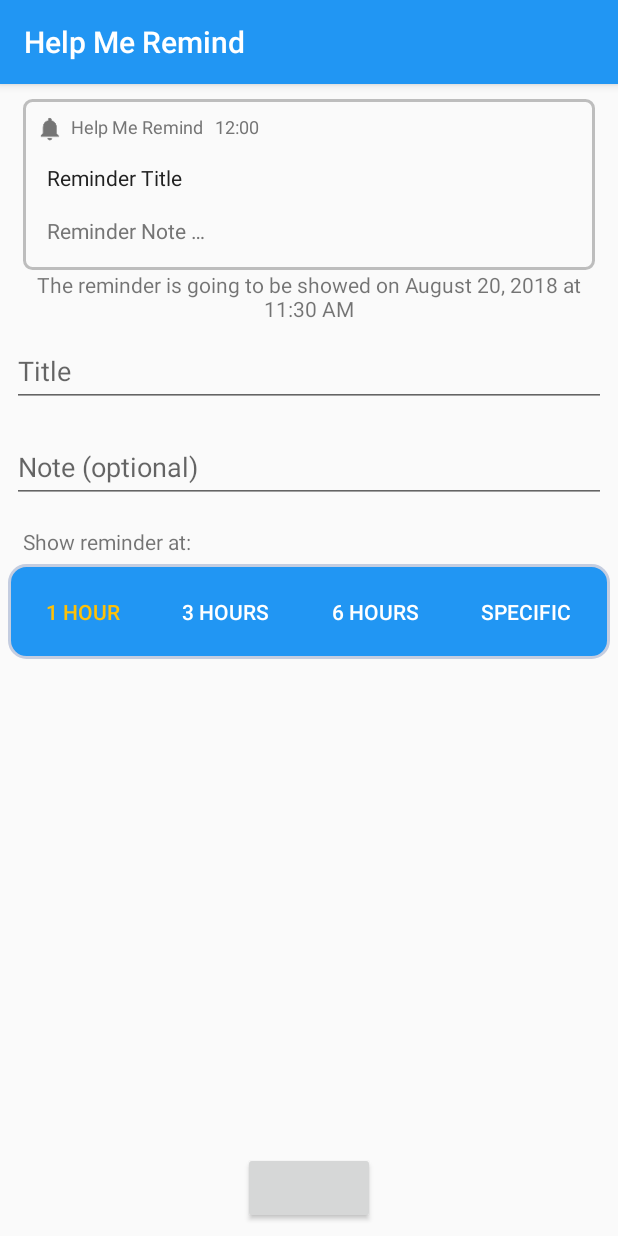
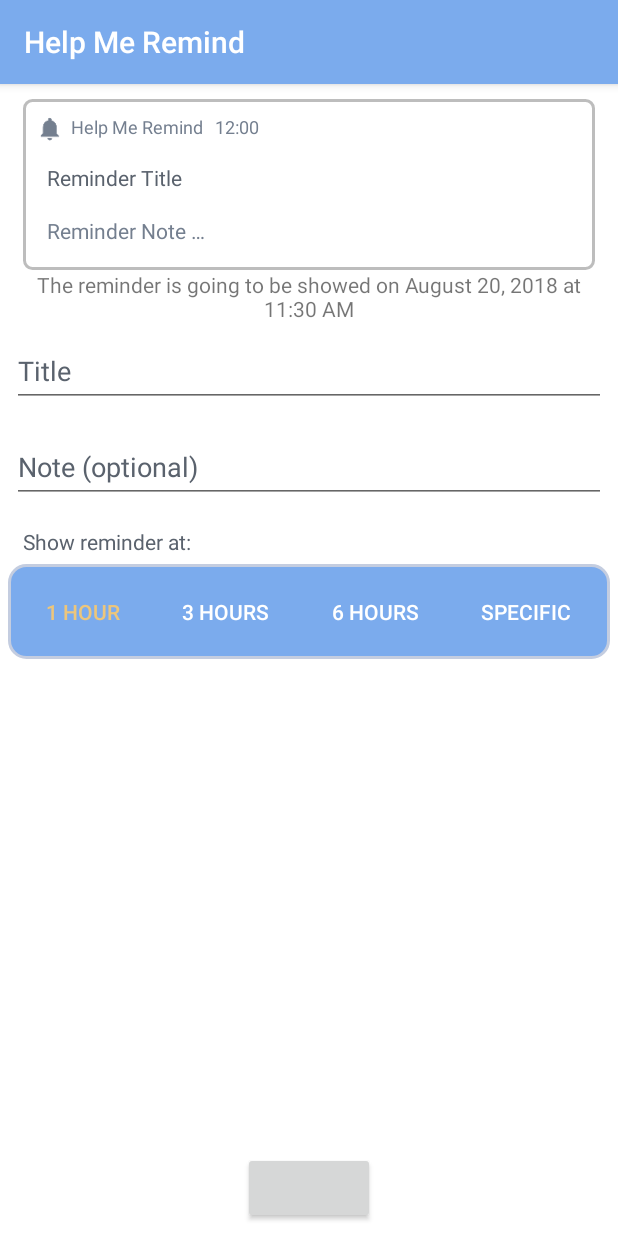
Before and after one commit to RoamerSoft/HelpMeRemind, an Android app: the screen it shows after launch (MainActivity), after a tap on "1 HOUR", on a phone screen of 412 x 824 dp. Run offline under Robolectric (Android 15) with nearby library versions, the phone set to English and light mode, and no system bars; libraries missing offline, so code that uses them is left out: ru.dimorinny.floatingtextbutton; plain views replace FloatingTextButton; 2 statements that could not run were skipped.

Commit message:
Added reschedule after reboot function and chanced app color scheme.

```diff
--- a/app/src/main/java/com/roamersoft/helpmeremind/MainActivity.java
+++ b/app/src/main/java/com/roamersoft/helpmeremind/MainActivity.java
@@ -8,12 +8,15 @@ import android.support.design.widget.TextInputLayout;
 import android.support.v7.app.AppCompatActivity;
 import android.view.Gravity;
 import android.view.View;
+import android.view.Window;
 import android.widget.Button;
 import android.widget.TextView;
 import android.widget.Toast;
 
-import com.roamersoft.helpmeremind.tasks.SaveReminderParams;
-import com.roamersoft.helpmeremind.tasks.SaveReminderTask;
+import com.roamersoft.helpmeremind.aSyncTasks.SaveReminderParams;
+import com.roamersoft.helpmeremind.aSyncTasks.SaveReminderTask;
+import com.roamersoft.helpmeremind.fragments.DatePickerFragment;
+import com.roamersoft.helpmeremind.fragments.TimePickerFragment;
 
 import java.text.ParseException;
 import java.text.SimpleDateFormat;
@@ -85,7 +88,10 @@ public class MainActivity extends AppCompatActivity implements DatePickerFragmen
         outState.putString(LIFECYCLE_CALLBACKS_REMINDER_TITLE_KEY, this.mReminderTitle.getEditText().getText().toString());
         outState.putString(LIFECYCLE_CALLBACKS_REMINDER_TEXT_KEY, this.mReminderText.getEditText().getText().toString());
         outState.putString(LIFECYCLE_CALLBACKS_REMINDER_INFO_KEY, this.mReminderInfoTextView.getText().toString());
-        outState.putLong(LIFECYCLE_CALLBACKS_DATE_TIME__KEY, this.mDateAndTime.getTime());
+
+        if (this.mDateAndTime != null){
+            outState.putLong(LIFECYCLE_CALLBACKS_DATE_TIME__KEY, this.mDateAndTime.getTime());
+        }
     }
 
     /**
@@ -156,7 +162,7 @@ public class MainActivity extends AppCompatActivity implements DatePickerFragmen
         otherButton.setTextColor(getResources().getColor(R.color.colorTextAndIcons));
 
         Button button = (Button) v;
-        button.setTextColor(getResources().getColor(R.color.colorAccent));
+        button.setTextColor(getResources().getColor(R.color.pressedButton));
     }
 
     /**
--- a/app/src/main/java/com/roamersoft/helpmeremind/ReminderNotification.java
+++ b/app/src/main/java/com/roamersoft/helpmeremind/ReminderNotification.java
@@ -4,12 +4,14 @@ import android.app.AlarmManager;
 import android.app.NotificationChannel;
 import android.app.NotificationManager;
 import android.app.PendingIntent;
-import android.arch.persistence.room.Room;
 import android.content.Context;
 import android.content.Intent;
 import android.os.Build;
 import android.support.v4.app.NotificationCompat;
 import android.support.v4.app.NotificationManagerCompat;
+
+import com.roamersoft.helpmeremind.broadcastReceivers.AlarmReceiver;
+import com.roamersoft.helpmeremind.models.Alarm;
 
 import java.util.Date;
 import java.util.UUID;
--- a/app/src/main/java/com/roamersoft/helpmeremind/tasks/DeleteReminderParams.java
+++ b/app/src/main/java/com/roamersoft/helpmeremind/aSyncTasks/DeleteReminderParams.java
@@ -1,4 +1,4 @@
-package com.roamersoft.helpmeremind.tasks;
+package com.roamersoft.helpmeremind.aSyncTasks;
 
 import android.content.Context;
 
--- a/app/src/main/java/com/roamersoft/helpmeremind/tasks/SaveReminderParams.java
+++ b/app/src/main/java/com/roamersoft/helpmeremind/aSyncTasks/SaveReminderParams.java
@@ -1,4 +1,4 @@
-package com.roamersoft.helpmeremind.tasks;
+package com.roamersoft.helpmeremind.aSyncTasks;
 
 import android.content.Context;
 
--- a/app/src/main/java/com/roamersoft/helpmeremind/tasks/SaveReminderWrapper.java
+++ b/app/src/main/java/com/roamersoft/helpmeremind/aSyncTasks/SaveReminderWrapper.java
@@ -1,8 +1,8 @@
-package com.roamersoft.helpmeremind.tasks;
+package com.roamersoft.helpmeremind.aSyncTasks;
 
 import android.content.Context;
 
-import com.roamersoft.helpmeremind.Alarm;
+import com.roamersoft.helpmeremind.models.Alarm;
 
 public class SaveReminderWrapper {
     public Context sContext;
--- a/app/src/main/java/com/roamersoft/helpmeremind/AlarmDao.java
+++ b/app/src/main/java/com/roamersoft/helpmeremind/database/AlarmDao.java
@@ -1,9 +1,11 @@
-package com.roamersoft.helpmeremind;
+package com.roamersoft.helpmeremind.database;
 
 import android.arch.persistence.room.Dao;
 import android.arch.persistence.room.Delete;
 import android.arch.persistence.room.Insert;
 import android.arch.persistence.room.Query;
+
+import com.roamersoft.helpmeremind.models.Alarm;
 
 import java.util.List;
 
--- a/app/src/main/java/com/roamersoft/helpmeremind/AppDatabase.java
+++ b/app/src/main/java/com/roamersoft/helpmeremind/database/AppDatabase.java
@@ -1,7 +1,9 @@
-package com.roamersoft.helpmeremind;
+package com.roamersoft.helpmeremind.database;
 
 import android.arch.persistence.room.Database;
 import android.arch.persistence.room.RoomDatabase;
+
+import com.roamersoft.helpmeremind.models.Alarm;
 
 @Database(entities = {Alarm.class}, version = 1)
 public abstract class AppDatabase extends RoomDatabase {
--- a/app/src/main/java/com/roamersoft/helpmeremind/DatePickerFragment.java
+++ b/app/src/main/java/com/roamersoft/helpmeremind/fragments/DatePickerFragment.java
@@ -1,4 +1,4 @@
-package com.roamersoft.helpmeremind;
+package com.roamersoft.helpmeremind.fragments;
 
 import android.app.Activity;
 import android.app.DatePickerDialog;
--- a/app/src/main/java/com/roamersoft/helpmeremind/TimePickerFragment.java
+++ b/app/src/main/java/com/roamersoft/helpmeremind/fragments/TimePickerFragment.java
@@ -1,4 +1,4 @@
-package com.roamersoft.helpmeremind;
+package com.roamersoft.helpmeremind.fragments;
 
 import android.app.Activity;
 import android.app.DatePickerDialog;
--- a/app/src/main/res/layout/activity_main.xml
+++ b/app/src/main/res/layout/activity_main.xml
@@ -101,7 +101,8 @@
         android:layout_marginStart="8dp"
         app:layout_constraintEnd_toEndOf="parent"
         app:layout_constraintStart_toStartOf="parent"
-        app:layout_constraintTop_toBottomOf="@+id/reminder_info">
+        app:layout_constraintTop_toBottomOf="@+id/reminder_info"
+        android:textColorHint="@color/colorTextPrimary">
 
         <android.support.design.widget.TextInputEditText
             android:layout_width="match_parent"
@@ -119,7 +120,8 @@
         app:layout_constraintEnd_toEndOf="parent"
         app:layout_constraintHorizontal_bias="0.0"
         app:layout_constraintStart_toStartOf="parent"
-        app:layout_constraintTop_toBottomOf="@+id/reminder_input_title">
+        app:layout_constraintTop_toBottomOf="@+id/reminder_input_title"
+        android:textColorHint="@color/colorTextPrimary" >
 
         <android.support.design.widget.TextInputEditText
             android:layout_width="match_parent"
@@ -129,6 +131,7 @@
 
     <TextView
         android:id="@+id/button_bar_title"
+        android:textColor="@color/colorTextPrimary"
         android:layout_width="match_parent"
         android:layout_height="0dp"
         android:layout_marginEnd="15dp"
--- a/app/src/main/res/values/colors.xml
+++ b/app/src/main/res/values/colors.xml
@@ -1,11 +1,13 @@
 <?xml version="1.0" encoding="utf-8"?>
 <resources>
-    <color name="colorPrimary">#2196F3</color>
-    <color name="colorPrimaryDark">#1976D2</color>
-    <color name="colorPrimaryLight">#BBDEFB</color>
-    <color name="colorAccent">#FFC107</color>
+    <color name="colorPrimaryDark">#6186BA</color>
+    <color name="colorPrimaryLight">#C5D7F0</color>
+    <color name="colorPrimary">#7BABED</color>
+    <color name="colorAccent">#6186BA</color>
     <color name="colorTextAndIcons">#FFFFFF</color>
-    <color name="colorTextPrimary">#212121</color>
-    <color name="colorTextSecondary">#757575</color>
+    <color name="colorTextPrimary">#5A626D</color>
+    <color name="colorTextSecondary">#747F8F</color>
     <color name="colorDivider">#BDBDBD</color>
+    <color name="activityBackground">#FFFFFF</color>
+    <color name="pressedButton">#EDC67B</color>
 </resources>
--- a/app/src/main/res/values/styles.xml
+++ b/app/src/main/res/values/styles.xml
@@ -6,6 +6,11 @@
         <item name="colorPrimary">@color/colorPrimary</item>
         <item name="colorPrimaryDark">@color/colorPrimaryDark</item>
         <item name="colorAccent">@color/colorAccent</item>
+        <item name="actionBarStyle">@style/MyActionBar</item>
+        <item name="android:windowBackground">@color/activityBackground</item>
+
+        <item name="colorControlActivated">@color/colorPrimaryDark</item>
+        <item name="colorControlHighlight">@color/colorPrimaryDark</item>
     </style>
 
     <style name="FullWidthEditText" parent="Widget.AppCompat.EditText">
@@ -14,4 +19,12 @@
         <item name="android:textSize">@dimen/abc_text_size_subhead_material</item>
     </style>
 
+    <style name="MyActionBar" parent="@style/Widget.AppCompat.ActionBar.Solid">
+        <item name="titleTextStyle">@style/MyTitleTextStyle</item>
+    </style>
+
+    <style name="MyTitleTextStyle" parent="@style/TextAppearance.AppCompat.Widget.ActionBar.Title">
+        <item name="android:textColor">@color/colorTextAndIcons</item>
+    </style>
+
 </resources>
```
Also changed, not shown: app/src/main/AndroidManifest.xml (+7 -1 lines), app/src/main/java/com/roamersoft/helpmeremind/aSyncTasks/DeleteReminderTask.java (renamed from app/src/main/java/com/roamersoft/helpmeremind/tasks/DeleteReminderTask.java, +8 -2 lines), app/src/main/java/com/roamersoft/helpmeremind/aSyncTasks/RescheduleAllRemindersTask.java (added, +35 -0 lines), app/src/main/java/com/roamersoft/helpmeremind/aSyncTasks/SaveReminderTask.java (renamed from app/src/main/java/com/roamersoft/helpmeremind/tasks/SaveReminderTask.java, +9 -3 lines), app/src/main/java/com/roamersoft/helpmeremind/broadcastReceivers/AlarmReceiver.java (renamed from app/src/main/java/com/roamersoft/helpmeremind/AlarmReceiver.java, +4 -4 lines), app/src/main/java/com/roamersoft/helpmeremind/broadcastReceivers/OnBootReceiver.java (added, +19 -0 lines), app/src/main/java/com/roamersoft/helpmeremind/models/Alarm.java (renamed from app/src/main/java/com/roamersoft/helpmeremind/Alarm.java, +6 -1 lines).
